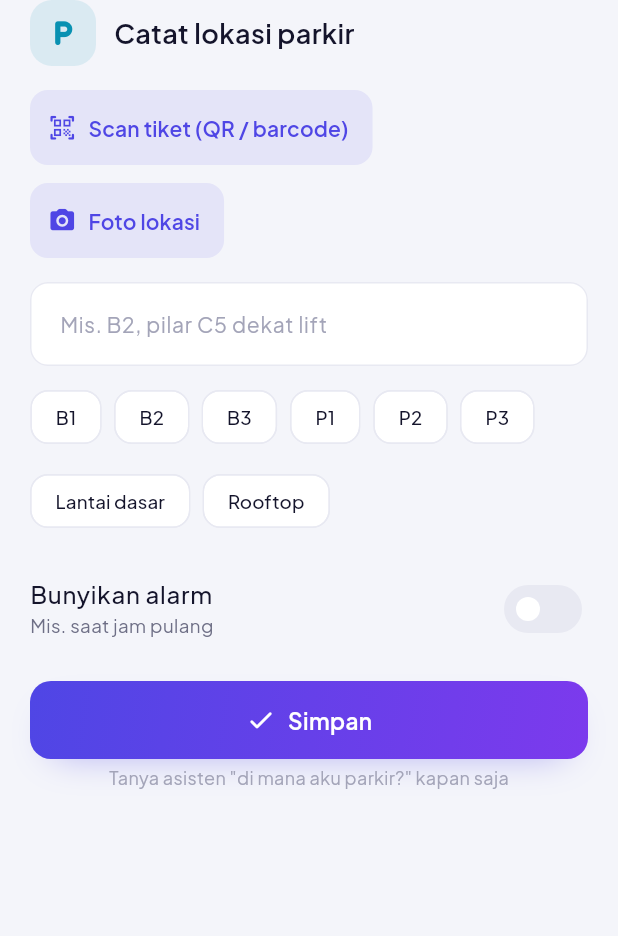
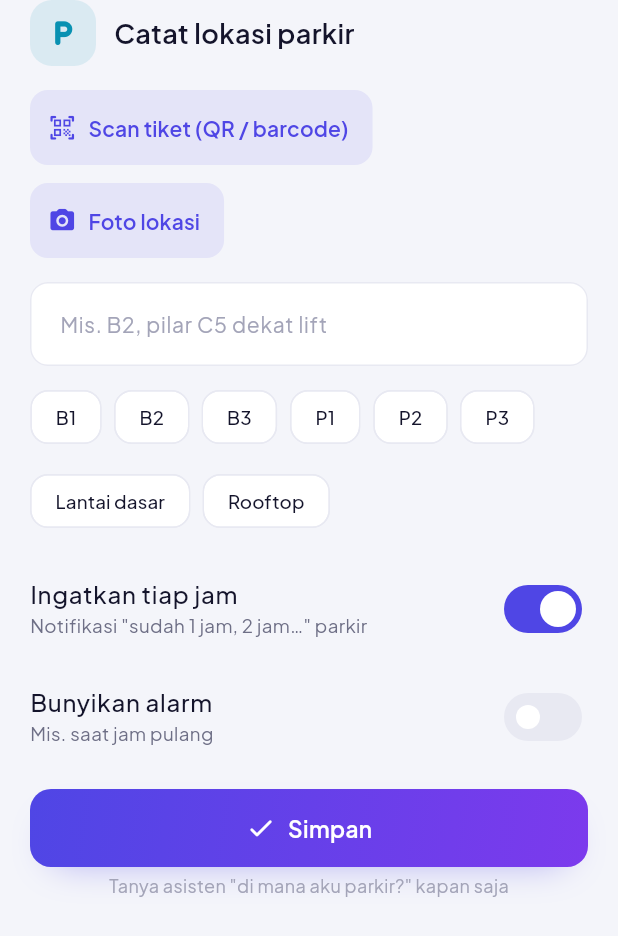
Before and after one commit to scameer42-droid/ingetzeon, a Flutter app: the _ParkingForm widget shown alone on an empty page, opened directly, on a phone screen of 412 x 824 dp. Shown: the top 936 px of the screen. Run offline on Flutter 3.47's test engine with Material 3 defaults, Android fonts, the phone set to English and light mode, and no system bars; our stand-ins replace barcode_widget, fl_chart, flutter_local_notifications, flutter_riverpod, flutter_tts, google_fonts and 6 more; missing offline and left inert: mobile_scanner; accounts and stored records are empty; statements that could not run were skipped.

Commit message:
Timer parkir & pengingat tiap jam
Co-Authored-By: Claude Opus 5.5 <noreply@anthropic.com>
Claude-Session: https://claude.ai/code/session_015TuBiXJdxGbh19vDDeuh4h

```diff
--- a/lib/data/models/reminder.dart
+++ b/lib/data/models/reminder.dart
@@ -57,6 +57,7 @@ class Reminder {
     this.ticketFormat,
     this.item,
     this.place,
+    this.hourly = false,
   });
 
   /// Membuat pengingat baru dengan id unik.
@@ -72,6 +73,7 @@ class Reminder {
     String? ticketFormat,
     String? item,
     String? place,
+    bool hourly = false,
   }) {
     final now = DateTime.now();
     return Reminder(
@@ -89,6 +91,7 @@ class Reminder {
       ticketFormat: ticketFormat,
       item: item,
       place: place,
+      hourly: hourly,
     );
   }
 
@@ -116,6 +119,9 @@ class Reminder {
   /// Catatan barang: nama barang & tempatnya (mis. 'kunci motor', 'di laci meja').
   final String? item;
   final String? place;
+
+  /// Parkir: kirim pengingat tiap jam.
+  final bool hourly;
 
   bool get hasTicket => ticketText != null && ticketText!.isNotEmpty;
 
@@ -150,6 +156,7 @@ class Reminder {
       ticketFormat: ticketFormat,
       item: item,
       place: place,
+      hourly: hourly,
     );
   }
 
@@ -216,6 +223,7 @@ class Reminder {
         'ticketFormat': ticketFormat,
         'item': item,
         'place': place,
+        'hourly': hourly,
       };
 
   factory Reminder.fromMap(Map<dynamic, dynamic> m) => Reminder(
@@ -235,6 +243,7 @@ class Reminder {
         ticketFormat: m['ticketFormat']?.toString(),
         item: m['item']?.toString(),
         place: m['place']?.toString(),
+        hourly: m['hourly'] == true,
       );
 }
 
--- a/lib/presentation/screens/parking_sheet.dart
+++ b/lib/presentation/screens/parking_sheet.dart
@@ -38,6 +38,7 @@ class _ParkingFormState extends ConsumerState<_ParkingForm> {
   TimeOfDay _time = TimeOfDay.fromDateTime(DateTime.now().add(const Duration(hours: 2)));
   bool _saved = false;
   late ScannedTicket? _ticket = widget.ticket;
+  bool _hourly = true;
 
   static const _quick = ['B1', 'B2', 'B3', 'P1', 'P2', 'P3', 'Lantai dasar', 'Rooftop'];
 
@@ -69,6 +70,7 @@ class _ParkingFormState extends ConsumerState<_ParkingForm> {
       alarm: _remind,
       ticketText: _ticket?.text,
       ticketFormat: _ticket?.format,
+      hourly: _hourly,
     );
     _saved = true;
     await ref.read(remindersProvider.notifier).upsert(r);
@@ -174,6 +176,13 @@ class _ParkingFormState extends ConsumerState<_ParkingForm> {
             const SizedBox(height: 12),
             SwitchListTile(
               contentPadding: EdgeInsets.zero,
+              value: _hourly,
+              onChanged: (v) => setState(() => _hourly = v),
+              title: const Text('Ingatkan tiap jam', style: TextStyle(fontWeight: FontWeight.w500)),
+              subtitle: Text('Notifikasi "sudah 1 jam, 2 jam…" parkir', style: TextStyle(fontSize: 12.5, color: context.muted)),
+            ),
+            SwitchListTile(
+              contentPadding: EdgeInsets.zero,
               value: _remind,
               onChanged: (v) => setState(() => _remind = v),
               title: const Text('Bunyikan alarm', style: TextStyle(fontWeight: FontWeight.w500)),
--- a/lib/providers/reminder_provider.dart
+++ b/lib/providers/reminder_provider.dart
@@ -39,6 +39,8 @@ class RemindersNotifier extends Notifier<List<Reminder>> {
     await _repo.put(r);
     state = _sorted([...state.where((x) => x.id != r.id), r]);
     await _notif.schedule(r);
+    if (r.category == ReminderCategory.parkir && r.hourly && !r.done) await _notif.scheduleParkingHourly(r);
+    if (r.category == ReminderCategory.parkir && r.done) await _notif.cancelParkingHourly();
   }
 
   /// Perbarui isi pengingat; status selesai direset bila waktu/pengulangan berubah.
@@ -52,6 +54,7 @@ class RemindersNotifier extends Notifier<List<Reminder>> {
     final r = byId(id);
     if (r == null) return;
     await _notif.cancel(r);
+    if (r.category == ReminderCategory.parkir) await _notif.cancelParkingHourly();
     await _repo.delete(id);
     await PhotoService.instance.delete(r.photoPath);
     state = state.where((x) => x.id != id).toList();
@@ -85,6 +88,7 @@ class RemindersNotifier extends Notifier<List<Reminder>> {
       return null;
     }
     await _notif.cancel(cur);
+    if (cur.category == ReminderCategory.parkir) await _notif.cancelParkingHourly();
     await _repo.delete(cur.id);
     state = state.where((x) => x.id != cur.id).toList();
     if (cur.alarm) await _saveLog([...doneLog, {'d': dayKey(DateTime.now()), 'c': cur.category.name}]); // catatan tidak dihitung tugas
```
Also changed, not shown: lib/core/utils/date_utils.dart (+9 -0 lines), lib/presentation/screens/home_screen.dart (+10 -1 lines), lib/presentation/screens/ticket_screens.dart (+10 -0 lines), lib/services/notification_service.dart (+34 -0 lines), 1 other file.
